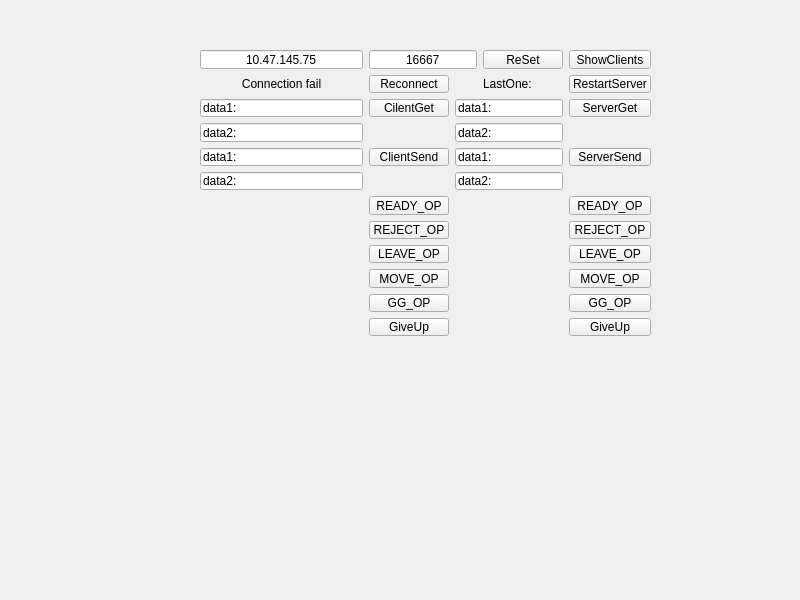
The window that untitled7/widget.ui (Liyh04/2205) describes before a commit, drawn with Qt 5.
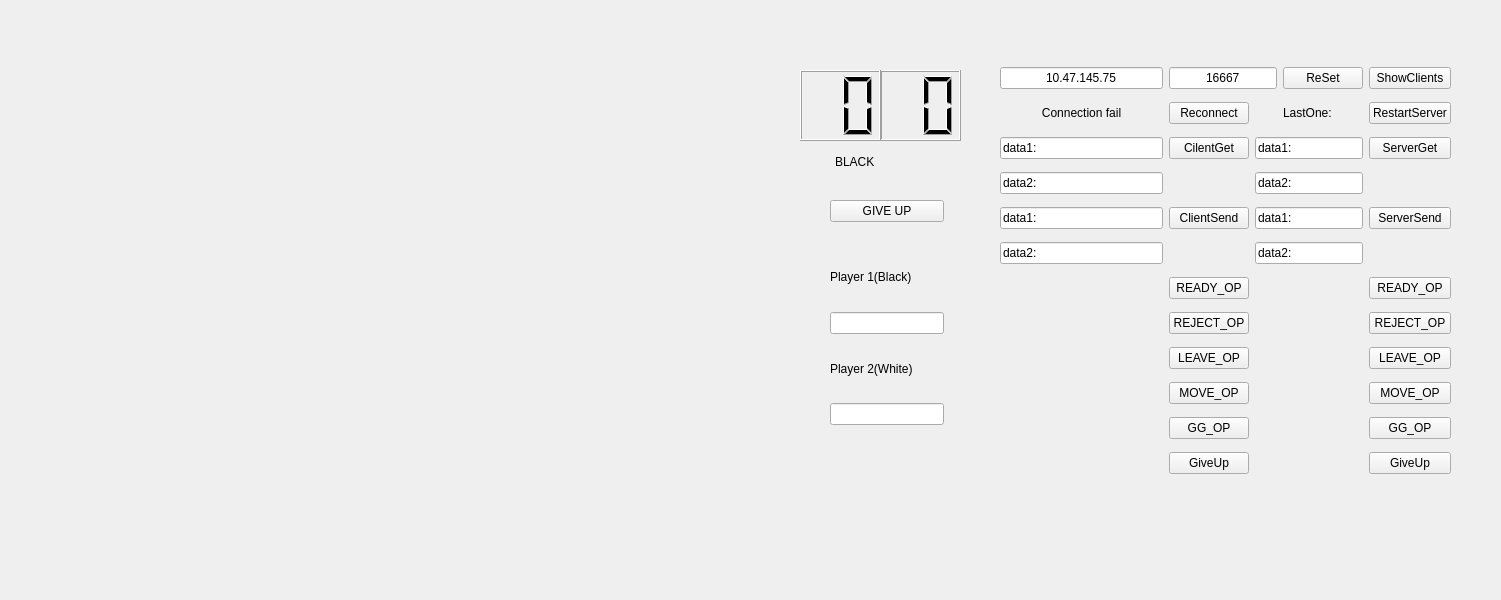
The same window after the commit.

The edit to the form file:
```diff
--- a/untitled7/widget.ui
+++ b/untitled7/widget.ui
@@ -6,7 +6,7 @@
    <rect>
     <x>0</x>
     <y>0</y>
-    <width>800</width>
+    <width>1501</width>
     <height>600</height>
    </rect>
   </property>
@@ -16,10 +16,10 @@
   <widget class="QWidget" name="layoutWidget">
    <property name="geometry">
     <rect>
-     <x>200</x>
-     <y>50</y>
+     <x>1000</x>
+     <y>60</y>
      <width>451</width>
-     <height>286</height>
+     <height>423</height>
     </rect>
    </property>
    <layout class="QGridLayout" name="gridLayout">
@@ -261,6 +261,143 @@
     </item>
    </layout>
   </widget>
+  <widget class="QLCDNumber" name="lcd_sec">
+   <property name="geometry">
+    <rect>
+     <x>880</x>
+     <y>70</y>
+     <width>81</width>
+     <height>71</height>
+    </rect>
+   </property>
+   <property name="digitCount">
+    <number>2</number>
+   </property>
+   <property name="intValue" stdset="0">
+    <number>0</number>
+   </property>
+  </widget>
+  <widget class="QWidget" name="layoutWidget_2">
+   <property name="enabled">
+    <bool>true</bool>
+   </property>
+   <property name="geometry">
+    <rect>
+     <x>830</x>
+     <y>180</y>
+     <width>114</width>
+     <height>245</height>
+    </rect>
+   </property>
+   <layout class="QVBoxLayout" name="verticalLayout_2">
+    <item>
+     <layout class="QVBoxLayout" name="verticalLayout">
+      <item>
+       <spacer name="horizontalSpacer_2">
+        <property name="orientation">
+         <enum>Qt::Horizontal</enum>
+        </property>
+        <property name="sizeHint" stdset="0">
+         <size>
+          <width>40</width>
+          <height>20</height>
+         </size>
+        </property>
+       </spacer>
+      </item>
+      <item>
+       <widget class="QPushButton" name="pushButton">
+        <property name="enabled">
+         <bool>true</bool>
+        </property>
+        <property name="text">
+         <string>GIVE UP</string>
+        </property>
+       </widget>
+      </item>
+      <item>
+       <spacer name="horizontalSpacer">
+        <property name="orientation">
+         <enum>Qt::Horizontal</enum>
+        </property>
+        <property name="sizeHint" stdset="0">
+         <size>
+          <width>40</width>
+          <height>20</height>
+         </size>
+        </property>
+       </spacer>
+      </item>
+     </layout>
+    </item>
+    <item>
+     <widget class="QLabel" name="label">
+      <property name="enabled">
+       <bool>true</bool>
+      </property>
+      <property name="text">
+       <string>Player 1(Black)</string>
+      </property>
+     </widget>
+    </item>
+    <item>
+     <widget class="QLineEdit" name="lineEdit">
+      <property name="enabled">
+       <bool>true</bool>
+      </property>
+     </widget>
+    </item>
+    <item>
+     <widget class="QLabel" name="label_2">
+      <property name="enabled">
+       <bool>true</bool>
+      </property>
+      <property name="text">
+       <string>Player 2(White)</string>
+      </property>
+     </widget>
+    </item>
+    <item>
+     <widget class="QLineEdit" name="lineEdit_2">
+      <property name="enabled">
+       <bool>true</bool>
+      </property>
+     </widget>
+    </item>
+   </layout>
+  </widget>
+  <widget class="QLabel" name="label_3">
+   <property name="geometry">
+    <rect>
+     <x>835</x>
+     <y>150</y>
+     <width>111</width>
+     <height>23</height>
+    </rect>
+   </property>
+   <property name="styleSheet">
+    <string notr="true">font: 600 italic 22pt &quot;Cascadia Mono SemiBold&quot;;</string>
+   </property>
+   <property name="text">
+    <string>BLACK</string>
+   </property>
+  </widget>
+  <widget class="QLCDNumber" name="lcd_min">
+   <property name="geometry">
+    <rect>
+     <x>800</x>
+     <y>70</y>
+     <width>81</width>
+     <height>71</height>
+    </rect>
+   </property>
+   <property name="digitCount">
+    <number>2</number>
+   </property>
+   <property name="intValue" stdset="0">
+    <number>0</number>
+   </property>
+  </widget>
  </widget>
  <resources/>
  <connections/>
```
